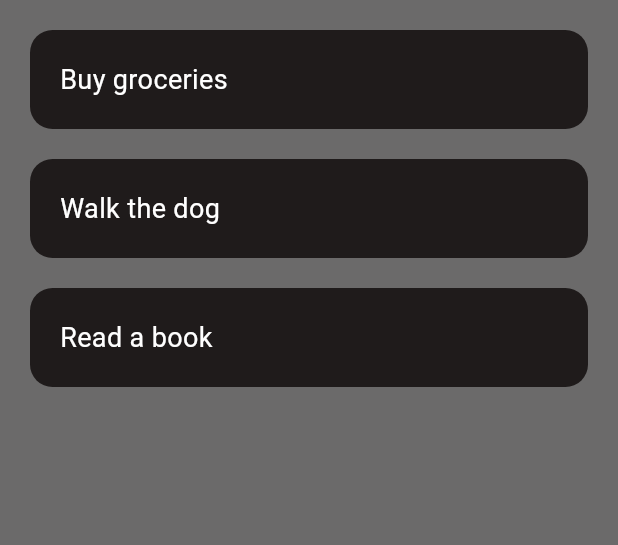
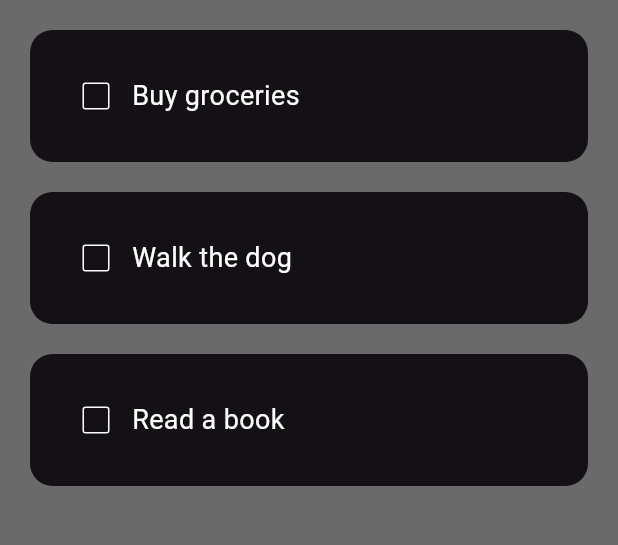
Before and after one commit to AuliaVirza101/todolist_flutter, a Flutter app: the screen it shows after launch, on a phone screen of 412 x 824 dp, the part 84-629 px from its top. Run offline on Flutter 3.47's test engine with Material 3 defaults, Android fonts, the phone set to English and light mode, and no system bars.

Commit message:
Checkbox nd new Format

```diff
--- a/lib/pages/homepage.dart
+++ b/lib/pages/homepage.dart
@@ -1,15 +1,26 @@
 import 'package:flutter/material.dart';
 import 'package:todolist_flutter/utils/todo_list.dart';
 
-class HomePage extends StatelessWidget {
+class HomePage extends StatefulWidget {
   HomePage({super.key});
 
+  @override
+  State<HomePage> createState() => _HomePageState();
+}
+
+class _HomePageState extends State<HomePage> {
   // Dummy data for toDoList
   List toDoList = [
-    ['Buy groceries'],
-    ['Walk the dog'],
-    ['Read a book'],
+    ['Buy groceries', false],
+    ['Walk the dog', false],
+    ['Read a book', false],
   ];
+
+   void checkBoxChanged(int index) {
+    setState(() {
+      toDoList[index][1] = !toDoList[index][1];
+    });
+  }
 
   @override
   Widget build(BuildContext context) {
@@ -27,6 +38,8 @@ class HomePage extends StatelessWidget {
           itemBuilder: (BuildContext context, index) {
             return TodoList(
               taskName: toDoList[index][0],
+              taskCompleted: toDoList[index][1],
+              onChanged: (value) => checkBoxChanged(index),
             );
           }),
     );
--- a/lib/utils/todo_list.dart
+++ b/lib/utils/todo_list.dart
@@ -2,8 +2,15 @@ import 'package:flutter/material.dart';
 import 'package:flutter/widgets.dart';
 
 class TodoList extends StatelessWidget {
-  const TodoList({super.key,required this.taskName});
+const TodoList({super.key,
+required this.taskName,
+required this.taskCompleted,
+required this.onChanged,
+});
+
 final String taskName;
+final bool taskCompleted;
+final Function(bool?)? onChanged;
 
   @override
   Widget build(BuildContext context) {
@@ -17,15 +24,33 @@ final String taskName;
          child: Container(
           padding: const EdgeInsets.all(20),
           decoration: BoxDecoration(
-          color:  Color.fromARGB(255, 31, 27, 27),
+            color: const Color.fromARGB(255, 19, 17, 21),
             borderRadius: BorderRadius.circular(15),
           ),
-        child: Text(
+          child: Row(
+            children: [
+              Checkbox(
+                value: taskCompleted,
+                onChanged: onChanged,
+                checkColor: Colors.black,
+                activeColor: Colors.white,
+                side: const BorderSide(
+                  color: Colors.white,
+                ),
+              ),
+              Text(
                 taskName,
-          style: const TextStyle(
+                style: TextStyle(
                   color: Colors.white,
-            fontSize:18,
+                  fontSize: 18,
+                  decoration: taskCompleted
+                      ? TextDecoration.lineThrough
+                      : TextDecoration.none,
+                  decorationColor: Colors.white,
+                  decorationThickness: 2,
                 ),
+              ),
+            ],
           ),
         ),
     );
```
Lines whose indentation alone changed are shown as unchanged.
